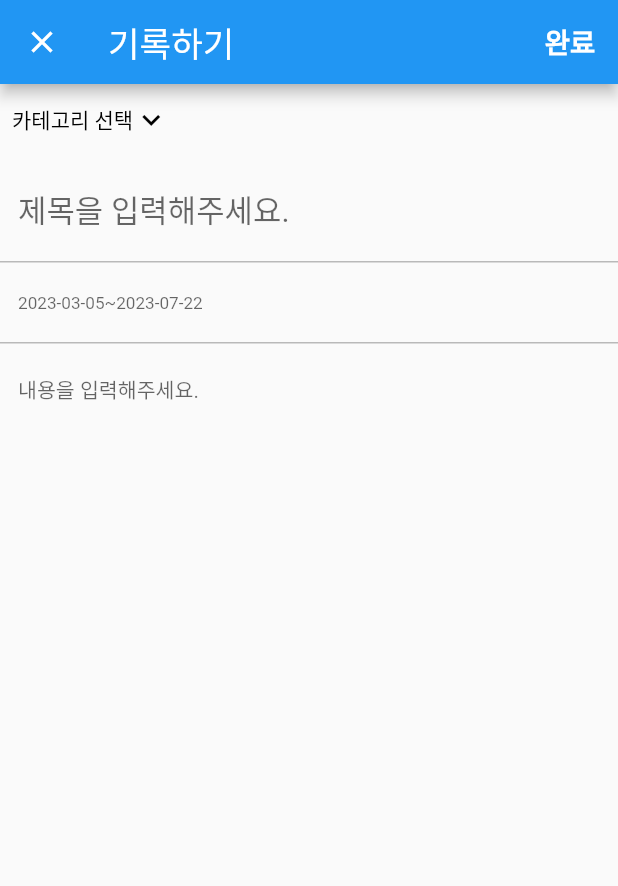
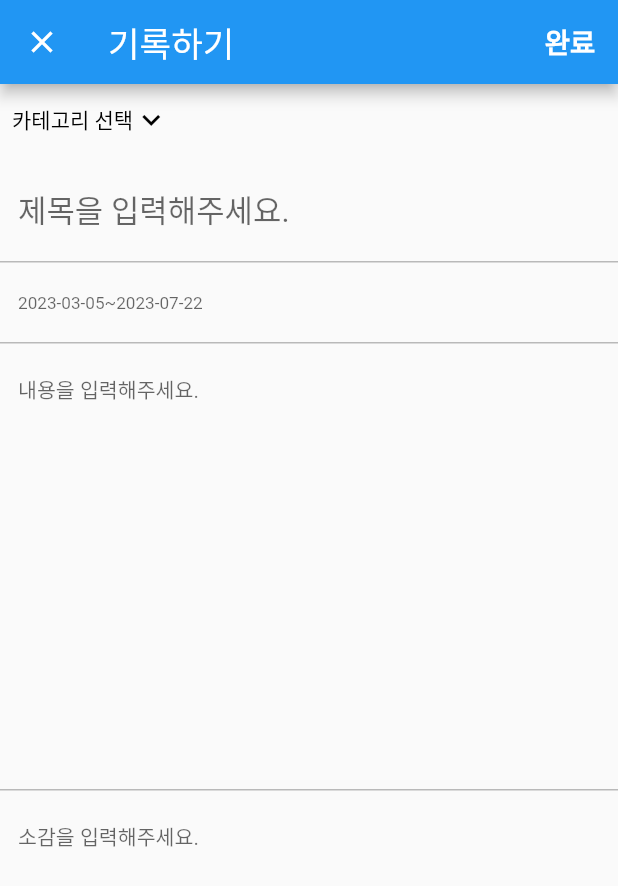
Before and after one commit to lsuinl/unvNote, a Flutter app: the WriteNoteScreen screen opened directly, on a phone screen of 412 x 824 dp. Shown: the top 886 px of the screen. Run offline on Flutter 3.47's test engine with Material 2 defaults, Android fonts, the phone set to English and light mode, and no system bars; our stand-ins replace dio, flutter_screenutil, loading_animation_widget, mask_text_input_formatter, percent_indicator and 1 more; missing offline and left inert: dart:ffi; accounts and stored records are empty; network calls fail.

```diff
--- a/lib/main.dart
+++ b/lib/main.dart
@@ -1,5 +1,6 @@
 import 'package:flutter/material.dart';
 import 'package:flutter_screenutil/flutter_screenutil.dart';
+import 'package:univ_note/portfolio/portfolio_main/portfolio_screen.dart';
 import 'package:univ_note/setting/setting_main/setting_screen.dart';
 import 'package:univ_note/start/screen/start_screen.dart';
 import 'package:univ_note/user/login/screen/login_screen.dart';
@@ -16,7 +17,7 @@ void main() {
       designSize: Size(360, 690),
       builder: (context, child) {
         return MaterialApp(
-          home: LoginScreen(),
+          home: HomeScreen(),
         );
       }));
 }
--- a/lib/note/note_main/note_screen.dart
+++ b/lib/note/note_main/note_screen.dart
@@ -174,7 +174,6 @@ class _NoteScreenState extends State<NoteScreen> {
                                         ],
                                       )
                                   )
-
                               ),
                             )
                         ),
--- a/lib/note/write_note/note_screen.dart
+++ b/lib/note/write_note/note_screen.dart
@@ -1,22 +1,46 @@
 import 'package:flutter/material.dart';
 import 'package:flutter_screenutil/flutter_screenutil.dart';
 import 'package:univ_note/common/basic.dart';
-
+import 'package:mask_text_input_formatter/mask_text_input_formatter.dart';
+import 'package:univ_note/note/write_note/quest/post_records.dart';
 class WriteNoteScreen extends StatefulWidget {
   const WriteNoteScreen({Key? key}) : super(key: key);
+
 
   @override
   State<WriteNoteScreen> createState() => _WriteNoteScreenState();
 }
 
 class _WriteNoteScreenState extends State<WriteNoteScreen> {
+  String category="";
+  TextEditingController title=TextEditingController();
+  TextEditingController content=TextEditingController();
+  TextEditingController impression=TextEditingController();
+  TextEditingController date=TextEditingController();
+  String errorString="";
+  var maskFormatter = new MaskTextInputFormatter(
+      mask: '####-##-## ~ ####-##-##',
+      filter: { "#": RegExp(r'[0-9]') },
+      type: MaskAutoCompletionType.lazy
+  );
   @override
   Widget build(BuildContext context) {
     return Scaffold(
         appBar: AppBar(
             automaticallyImplyLeading:false,
         leading: IconButton(onPressed: ()=>Navigator.pop(context), icon: Icon(Icons.close)),
-        actions: [  TextButton(onPressed: (){print("완료");}, child: Text("완료",style: TextStyle(fontSize: 16.sp,fontWeight: FontWeight.w600, color: Colors.white),))],
+        actions: [
+          TextButton(onPressed: (){
+            if(category=="") seterrorstring("카테고리를 선택해주세요");
+            else if(title.text=="") seterrorstring("제목을 입력해주세요");
+            else if(date.text.length<23) seterrorstring("활동 기간을 입력해주세요");
+            else if(content.text=="") seterrorstring("내용을 입력해주세요");
+            else{
+             // PostRecords(category, title.text, content.text, impression.text, date.text.substring(0,10),date.text.substring(13,23));
+              print("제대로 전송요청");
+            }
+            },
+            child: Text("완료",style: TextStyle(fontSize: 16.sp,fontWeight: FontWeight.w600, color: Colors.white),))],
         title: Text("기록하기", style: TextStyle(fontSize: 20.sp, fontWeight: FontWeight.w500))
     ),
     body: Column(
@@ -57,7 +81,7 @@ class _WriteNoteScreenState extends State<WriteNoteScreen> {
                       ),
                          Container(
                             alignment: Alignment.center,
-                            child: Text("카테고리 선택",style: TextStyle(fontSize: 19.sp,fontWeight: FontWeight.w600))
+                            child: Text( "카테고리 선택",style: TextStyle(fontSize: 19.sp,fontWeight: FontWeight.w600))
                           ),
                         ]
                           ),),
@@ -67,7 +91,7 @@ class _WriteNoteScreenState extends State<WriteNoteScreen> {
                                 alignment: Alignment.centerLeft,
                                 minimumSize: Size(MediaQuery.of(context).size.width, 0)
                               ),
-                                onPressed: (){},
+                                onPressed: ()=> setcategory("대외 활동"),
                                 child: Text(" 대외 활동",style: TextStyle(fontSize: 15.sp,color: Colors.black87))),
                             Container(height: 2,color: Colors.black12),
                             TextButton(
@@ -75,7 +99,7 @@ class _WriteNoteScreenState extends State<WriteNoteScreen> {
                                     alignment: Alignment.centerLeft,
                                     minimumSize: Size(MediaQuery.of(context).size.width, 0)
                                 ),
-                                onPressed: (){},
+                                onPressed: ()=>setcategory("교내 활동"),
                                 child: Text(" 교내 활동",style: TextStyle(fontSize: 15.sp,color: Colors.black87))),
                             Container(height: 2,color: Colors.black12),
                             TextButton(
@@ -83,7 +107,7 @@ class _WriteNoteScreenState extends State<WriteNoteScreen> {
                                     alignment: Alignment.centerLeft,
                                     minimumSize: Size(MediaQuery.of(context).size.width, 0)
                                 ),
-                                onPressed: (){},
+                                onPressed: ()=>setcategory("봉사 활동"),
                                 child: Text(" 봉사 활동",style: TextStyle(fontSize: 15.sp,color: Colors.black87))),
                             Container(height: 2,color: Colors.black12),
                             TextButton(
@@ -91,7 +115,7 @@ class _WriteNoteScreenState extends State<WriteNoteScreen> {
                                     alignment: Alignment.centerLeft,
                                     minimumSize: Size(MediaQuery.of(context).size.width, 0)
                                 ),
-                                onPressed: (){},
+                                onPressed: ()=>setcategory("자격증"),
                                 child: Text(" 자격증",style: TextStyle(fontSize: 15.sp,color: Colors.black87))),
                             Container(height: 2,color: Colors.black12),
                             TextButton(
@@ -99,7 +123,7 @@ class _WriteNoteScreenState extends State<WriteNoteScreen> {
                                     alignment: Alignment.centerLeft,
                                     minimumSize: Size(MediaQuery.of(context).size.width, 0)
                                 ),
-                                onPressed: (){},
+                                onPressed:()=>setcategory("기타"),
                                 child: Text(" 기타",style: TextStyle(fontSize: 15.sp,color: Colors.black87))),
                           ],
                         ),
@@ -124,9 +148,10 @@ class _WriteNoteScreenState extends State<WriteNoteScreen> {
                 foregroundColor: MaterialStateProperty.all(Colors.black)),
             child:FittedBox(
                 child: Row(
-                children:[Text("카테고리 선택"), Icon(Icons.keyboard_arrow_down)]
+                children:[Text(category=="" ? "카테고리 선택":category), Icon(Icons.keyboard_arrow_down)]
         )),),
         TextFormField(
+          controller: title,
           decoration: InputDecoration(
             hintText: "제목을 입력해주세요.",
             border: OutlineInputBorder(borderSide: BorderSide.none)
@@ -135,9 +160,12 @@ class _WriteNoteScreenState extends State<WriteNoteScreen> {
         ),
         Container(height: 1, color: Colors.black26,),
         TextFormField(
+          keyboardType: TextInputType.number,
+          inputFormatters: [maskFormatter],
+          controller: date,
           decoration: InputDecoration(
               hintText: "2023-03-05~2023-07-22",
-              border: OutlineInputBorder(borderSide: BorderSide.none)
+              border: OutlineInputBorder(borderSide: BorderSide.none),
           ),
           style: TextStyle(fontSize: 10.sp),
         ),
@@ -145,6 +173,7 @@ class _WriteNoteScreenState extends State<WriteNoteScreen> {
          Flexible(
               child:  SingleChildScrollView(
                   child: TextFormField(
+                    controller: content,
                     decoration: InputDecoration(
                         hintText: "내용을 입력해주세요.",
                         border: OutlineInputBorder(borderSide: BorderSide.none)
@@ -153,9 +182,36 @@ class _WriteNoteScreenState extends State<WriteNoteScreen> {
                     maxLines: 200,
                   )
           ),
+        ),
+        Container(height: 1, color: Colors.black26,),
+        Flexible(
+          child:  SingleChildScrollView(
+              child: TextFormField(
+                controller: impression,
+                decoration: InputDecoration(
+                    hintText: "소감을 입력해주세요.",
+                    border: OutlineInputBorder(borderSide: BorderSide.none)
+                ),
+                style: TextStyle(fontSize: 12.sp),
+                maxLines: 200,
+              )
+          ),
         )
       ],
     )
     );
   }
+
+  void setcategory(String name){
+    Navigator.pop(context);
+    setState(() {
+      category=name;
+    });
+  }
+  void seterrorstring(String name) {
+    print(name);
+  setState(() {
+    errorString=name;
+  });
+  }
 }
--- a/pubspec.yaml
+++ b/pubspec.yaml
@@ -41,6 +41,7 @@ dependencies:
   shared_preferences: ^2.2.0
   dio: ^5.3.0
   loading_animation_widget: ^1.2.0+4
+  mask_text_input_formatter: ^2.5.0
 
 dev_dependencies:
   flutter_test:
```
Also changed, not shown: lib/note/write_note/quest/post_records.dart (added, +37 -0 lines), pubspec.lock.
